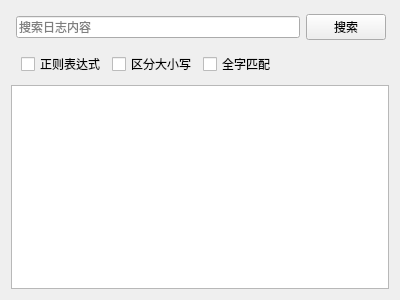
Before: the Qt Designer form src/page/panels/outputpanels/search/searchpanel.ui in x-tools-author/x-tools, drawn with Qt 5.
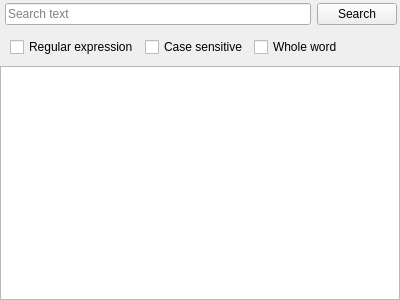
After: the same form once the commit is applied.

Commit message: chore: refactor the search module

```diff
--- a/src/page/panels/outputpanels/search/searchpanel.ui
+++ b/src/page/panels/outputpanels/search/searchpanel.ui
@@ -14,6 +14,18 @@
    <string notr="true">Form</string>
   </property>
   <layout class="QVBoxLayout" name="verticalLayout">
+   <property name="leftMargin">
+    <number>0</number>
+   </property>
+   <property name="topMargin">
+    <number>0</number>
+   </property>
+   <property name="rightMargin">
+    <number>0</number>
+   </property>
+   <property name="bottomMargin">
+    <number>0</number>
+   </property>
    <item>
     <layout class="QHBoxLayout" name="horizontalLayoutSearch">
      <property name="leftMargin">
@@ -37,14 +49,14 @@
         </sizepolicy>
        </property>
        <property name="placeholderText">
-        <string>搜索日志内容</string>
+        <string>Search text</string>
        </property>
       </widget>
      </item>
      <item>
       <widget class="QPushButton" name="pushButtonSearch">
        <property name="text">
-        <string>搜索</string>
+        <string>Search</string>
        </property>
       </widget>
      </item>
@@ -67,21 +79,21 @@
      <item>
       <widget class="QCheckBox" name="checkBoxRegex">
        <property name="text">
-        <string>正则表达式</string>
+        <string>Regular expression</string>
        </property>
       </widget>
      </item>
      <item>
       <widget class="QCheckBox" name="checkBoxMatchCase">
        <property name="text">
-        <string>区分大小写</string>
+        <string>Case sensitive</string>
        </property>
       </widget>
      </item>
      <item>
       <widget class="QCheckBox" name="checkBoxWholeWord">
        <property name="text">
-        <string>全字匹配</string>
+        <string>Whole word</string>
        </property>
       </widget>
      </item>
```
The commit also changes 5 other files.
